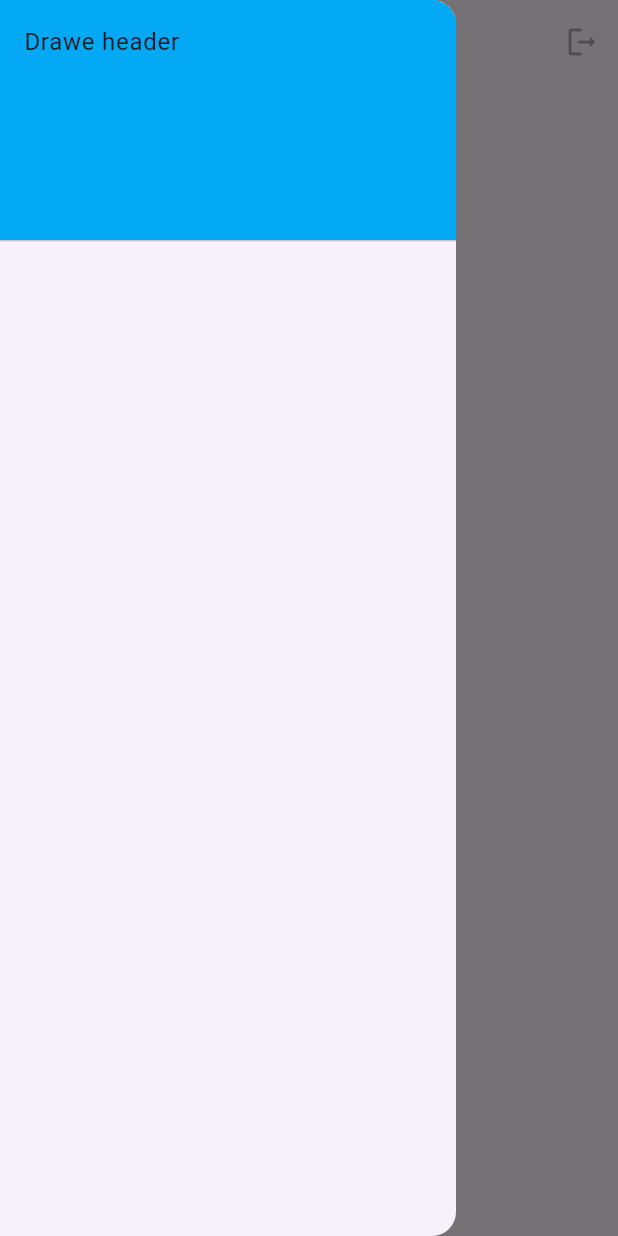
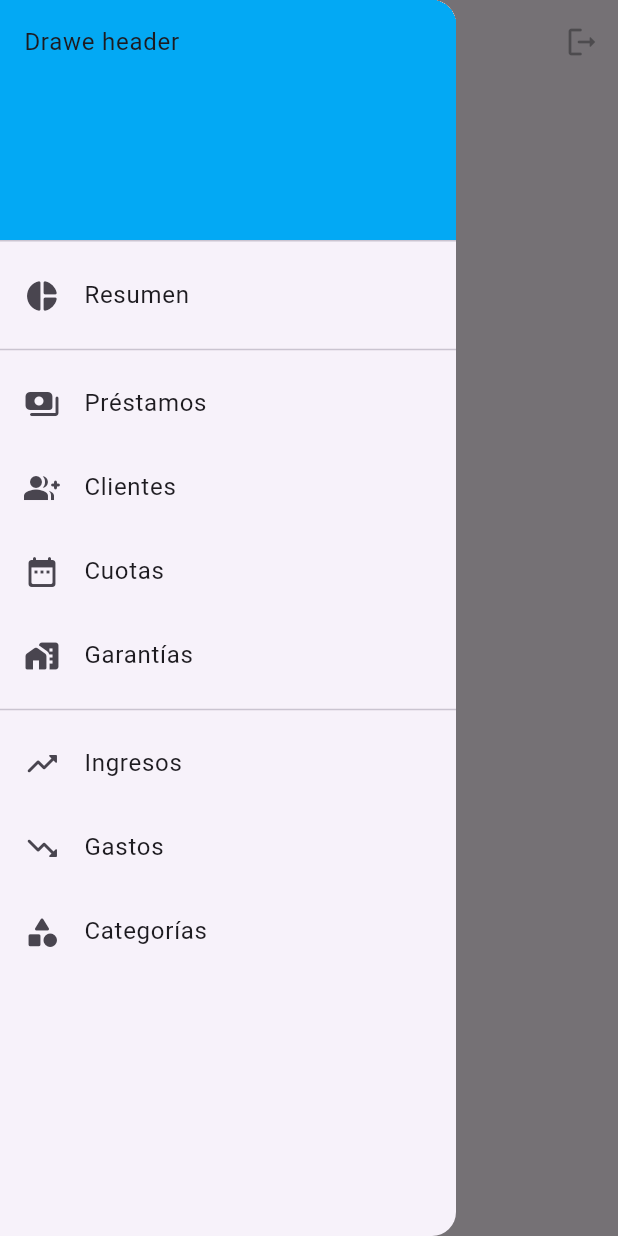
Before and after one commit to Sarethjs/byte, a Flutter app: the screen it shows after launch, with the side drawer open, on a phone screen of 412 x 824 dp. Run offline on Flutter 3.47's test engine with Material 3 defaults, Android fonts, the phone set to English and light mode, and no system bars.

Commit message:
feat: HomeDrawer finished

```diff
--- a/lib/core/home/widgets/home_drawer.dart
+++ b/lib/core/home/widgets/home_drawer.dart
@@ -15,6 +15,40 @@ class HomeDrawer extends StatelessWidget {
             ),
             child: Text('Drawe header'),
           ),
+          ListTile(
+            leading: Icon(Icons.donut_small_rounded),
+            title: Text('Resumen'),
+          ),
+          Divider(),
+          ListTile(
+            leading: Icon(Icons.payments_rounded),
+            title: Text('Préstamos'),
+          ),
+          ListTile(
+            leading: Icon(Icons.group_add_rounded),
+            title: Text('Clientes'),
+          ),
+          ListTile(
+            leading: Icon(Icons.date_range_rounded),
+            title: Text('Cuotas'),
+          ),
+          ListTile(
+            leading: Icon(Icons.maps_home_work_rounded),
+            title: Text('Garantías'),
+          ),
+          Divider(),
+          ListTile(
+            leading: Icon(Icons.trending_up_rounded),
+            title: Text('Ingresos'),
+          ),
+          ListTile(
+            leading: Icon(Icons.trending_down_rounded),
+            title: Text('Gastos'),
+          ),
+          ListTile(
+            leading: Icon(Icons.category_rounded),
+            title: Text('Categorías'),
+          ),
         ],
       ),
     );
```
